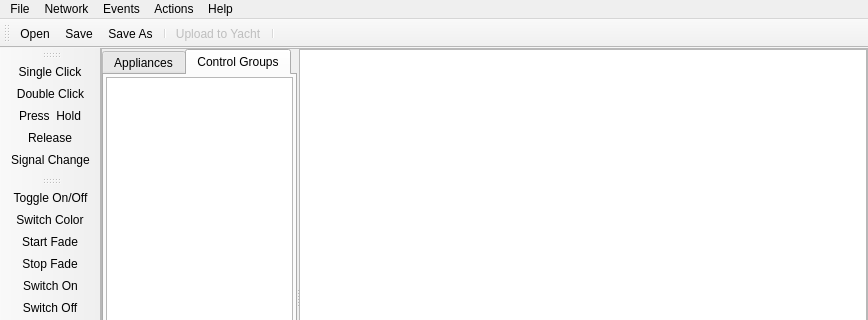
Old version of the form ElecntrlManager/mainwindow.ui in the repository JesperWe/CANLight; both pictures show x 0 to 868 and y 0 to 320 of the 868 by 568 pixel window.
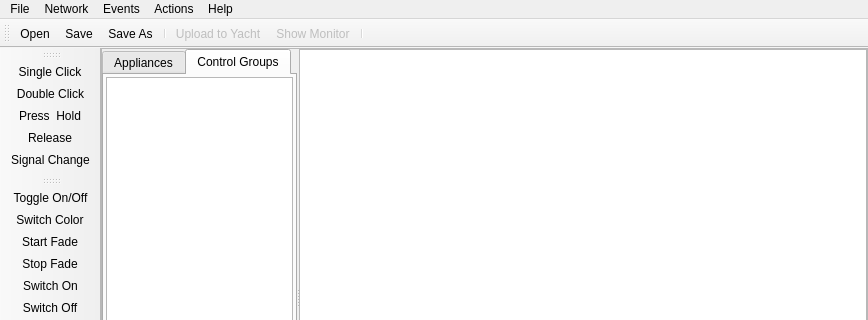
New version of the form. Icons and pictures are not drawn. Custom widgets are drawn as their Qt base class.

Commit message: Clear and Close buttons for NMEA Monitor window.

What changed in the file:
```diff
--- a/ElecntrlManager/mainwindow.ui
+++ b/ElecntrlManager/mainwindow.ui
@@ -270,6 +270,7 @@
    <addaction name="actionSave_As"/>
    <addaction name="separator"/>
    <addaction name="actionUpload_to_Yacht"/>
+   <addaction name="actionShow_Monitor"/>
    <addaction name="separator"/>
   </widget>
   <widget class="QToolBar" name="toolBar_Events">
```
Left out of the diff: 27 changed lines with no effect on the pictures. The commit also changes 2 other files.
